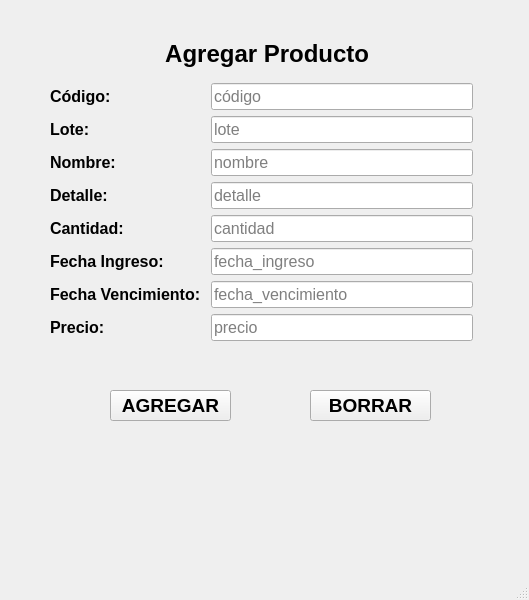
First picture: the form in Views/Stock/Agregar_Producto_Ezequiel.ui, repository LAZAVIA/Ezequiel, before the edit.
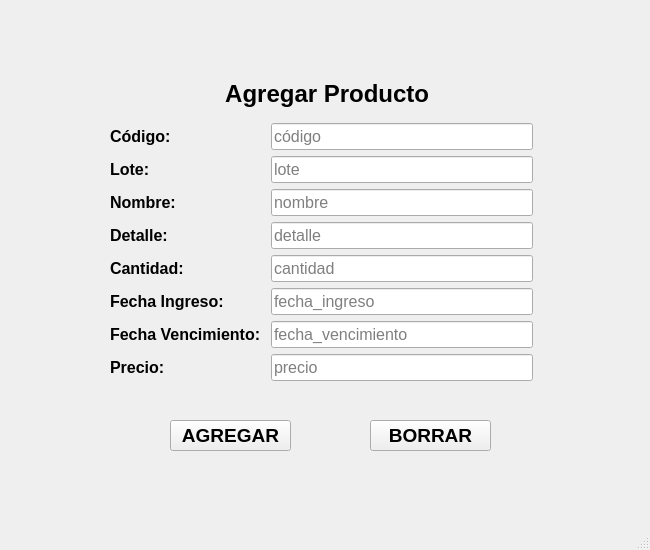
Second picture: the form after the edit.

Patch:
```diff
--- a/Views/Stock/Agregar_Producto_Ezequiel.ui
+++ b/Views/Stock/Agregar_Producto_Ezequiel.ui
@@ -6,8 +6,8 @@
    <rect>
     <x>0</x>
     <y>0</y>
-    <width>529</width>
-    <height>600</height>
+    <width>650</width>
+    <height>550</height>
    </rect>
   </property>
   <property name="windowTitle">
@@ -17,8 +17,8 @@
    <widget class="QWidget" name="layoutWidget">
     <property name="geometry">
      <rect>
-      <x>50</x>
-      <y>30</y>
+      <x>110</x>
+      <y>70</y>
       <width>441</width>
       <height>311</height>
      </rect>
@@ -264,8 +264,8 @@
    <widget class="QPushButton" name="btn_agregar">
     <property name="geometry">
      <rect>
-      <x>110</x>
-      <y>390</y>
+      <x>170</x>
+      <y>420</y>
       <width>121</width>
       <height>31</height>
      </rect>
@@ -284,8 +284,8 @@
    <widget class="QPushButton" name="btn_borrar">
     <property name="geometry">
      <rect>
-      <x>310</x>
-      <y>390</y>
+      <x>370</x>
+      <y>420</y>
       <width>121</width>
       <height>31</height>
      </rect>
```
Left out of the diff: 54 changed lines with no effect on the pictures.
